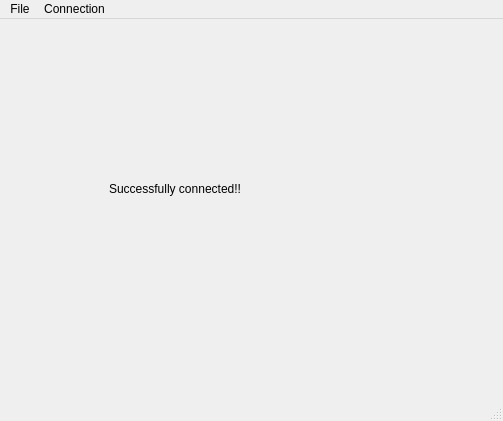
Above: src-qt5/mainUI.ui from trueos/sysadm-ui-qt before the change. Below: the same form after it.
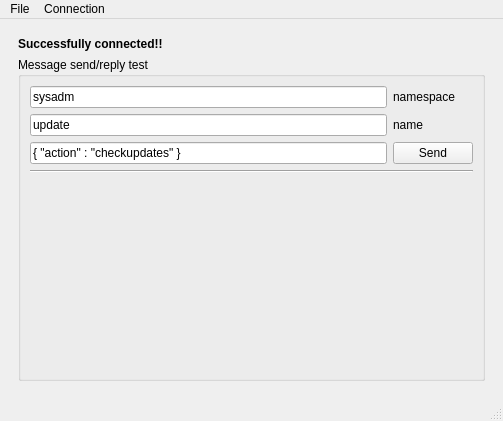
That is the form after the change. The open tabs and pages were chosen to show the change. Icons and pictures are not drawn.

Commit message: Add a new debugging message test system to the client so we can send/receive arbitrary messages from teh server.

The edit to the form file:
```diff
--- a/src-qt5/mainUI.ui
+++ b/src-qt5/mainUI.ui
@@ -165,19 +165,95 @@
        </layout>
       </widget>
       <widget class="QWidget" name="page_main">
-       <widget class="QLabel" name="label_4">
-        <property name="geometry">
-         <rect>
-          <x>100</x>
-          <y>110</y>
-          <width>221</width>
-          <height>101</height>
-         </rect>
-        </property>
-        <property name="text">
-         <string>Successfully connected!!</string>
-        </property>
-       </widget>
+       <layout class="QVBoxLayout" name="verticalLayout_2">
+        <item>
+         <widget class="QLabel" name="label_4">
+          <property name="font">
+           <font>
+            <weight>75</weight>
+            <bold>true</bold>
+           </font>
+          </property>
+          <property name="text">
+           <string>Successfully connected!!</string>
+          </property>
+         </widget>
+        </item>
+        <item>
+         <widget class="QGroupBox" name="groupBox">
+          <property name="sizePolicy">
+           <sizepolicy hsizetype="Preferred" vsizetype="Expanding">
+            <horstretch>0</horstretch>
+            <verstretch>0</verstretch>
+           </sizepolicy>
+          </property>
+          <property name="title">
+           <string>Message send/reply test</string>
+          </property>
+          <layout class="QGridLayout" name="gridLayout_2">
+           <item row="0" column="0">
+            <widget class="QLineEdit" name="line_tmp_namesp">
+             <property name="text">
+              <string>sysadm</string>
+             </property>
+            </widget>
+           </item>
+           <item row="1" column="0">
+            <widget class="QLineEdit" name="line_tmp_name">
+             <property name="text">
+              <string>update</string>
+             </property>
+            </widget>
+           </item>
+           <item row="2" column="0">
+            <widget class="QLineEdit" name="line_tmp_json">
+             <property name="text">
+              <string>{ &quot;action&quot; : &quot;checkupdates&quot; }</string>
+             </property>
+            </widget>
+           </item>
+           <item row="2" column="1">
+            <widget class="QPushButton" name="push_tmp_sendmsg">
+             <property name="text">
+              <string>Send</string>
+             </property>
+            </widget>
+           </item>
+           <item row="4" column="0" colspan="2">
+            <widget class="QLabel" name="label_tmp_reply">
+             <property name="text">
+              <string/>
+             </property>
+             <property name="alignment">
+              <set>Qt::AlignLeading|Qt::AlignLeft|Qt::AlignTop</set>
+             </property>
+            </widget>
+           </item>
+           <item row="3" column="0" colspan="2">
+            <widget class="Line" name="line">
+             <property name="orientation">
+              <enum>Qt::Horizontal</enum>
+             </property>
+            </widget>
+           </item>
+           <item row="0" column="1">
+            <widget class="QLabel" name="label_6">
+             <property name="text">
+              <string>namespace</string>
+             </property>
+            </widget>
+           </item>
+           <item row="1" column="1">
+            <widget class="QLabel" name="label_7">
+             <property name="text">
+              <string>name</string>
+             </property>
+            </widget>
+           </item>
+          </layout>
+         </widget>
+        </item>
+       </layout>
       </widget>
      </widget>
     </item>
```
Left out of the diff: 2 changed lines with no effect on the pictures. The commit also changes 3 other files.
